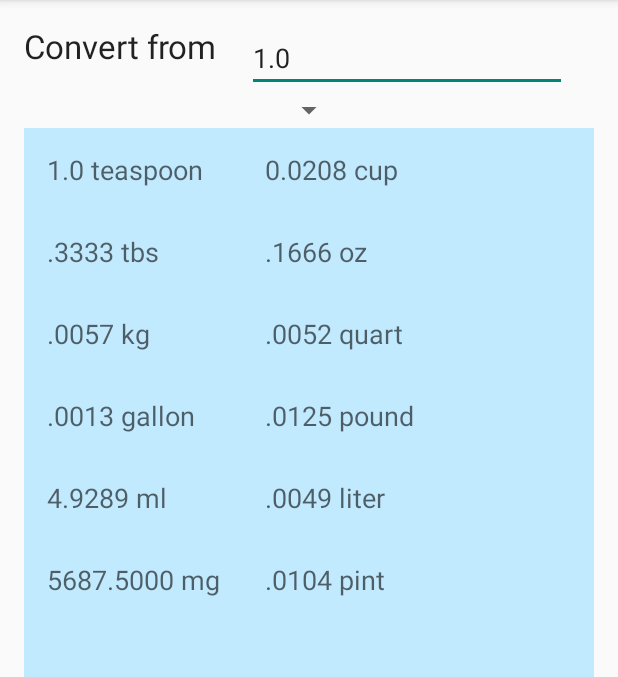
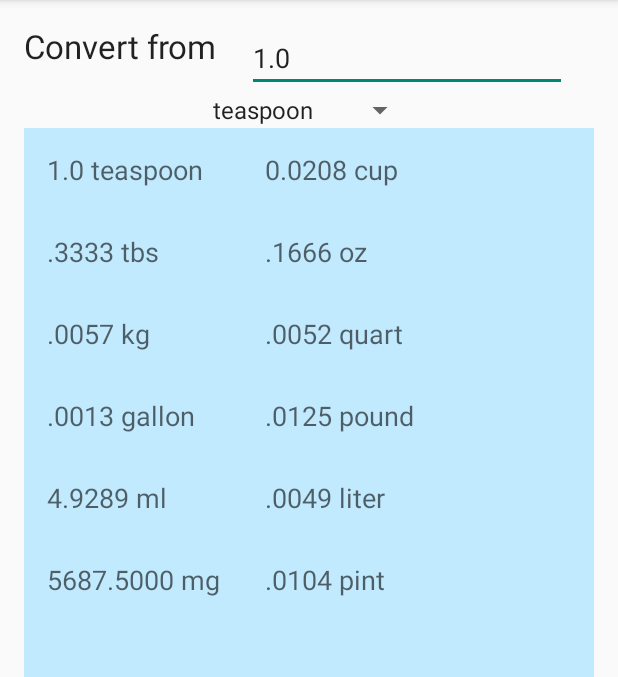
Before and after one commit to theFrantic/Android-Learning, an Android app: the screen it shows after launch (MainActivity), on a phone screen of 412 x 824 dp, the part 84-761 px from its top. Run offline under Robolectric (Android 15) with nearby library versions, the phone set to English and light mode, and no system bars; 1 statement that could not run was skipped.

Commit message:
Conversion: End of first part of the tutorial

```diff
--- a/src/Conversion/app/src/main/java/app/conversion/whilchy/com/conversion/MainActivity.java
+++ b/src/Conversion/app/src/main/java/app/conversion/whilchy/com/conversion/MainActivity.java
@@ -4,14 +4,80 @@ import android.support.v7.app.ActionBarActivity;
 import android.os.Bundle;
 import android.view.Menu;
 import android.view.MenuItem;
+import android.view.View;
+import android.widget.AdapterView;
+import android.widget.ArrayAdapter;
+import android.widget.EditText;
+import android.widget.Spinner;
+import android.widget.TextView;
 
 
 public class MainActivity extends ActionBarActivity {
+
+    private Spinner unitTypeSpinner;
+    private EditText amountTextView;
+    TextView teaspoonTextView, tablespoonTextView, cupTextView, ounceTextView,
+            pintTextView, quartTextView, gallonTextView, poundTextView,
+            milliliterTextView, literTextView, milligramTextView, kilogramTextView;
 
     @Override
     protected void onCreate(Bundle savedInstanceState) {
         super.onCreate(savedInstanceState);
         setContentView(R.layout.activity_main);
+
+        addItemsToUnitTypeSpinner();
+        addListenerToUnitTypeSpinner();
+
+        amountTextView = (EditText) findViewById(R.id.amount_text_view);
+
+        initializeTextViews();
+    }
+
+    /**
+     * Initializes all the text views
+     */
+    public void initializeTextViews(){
+        teaspoonTextView = (TextView) findViewById(R.id.tsp_text_view);
+        tablespoonTextView = (TextView) findViewById(R.id.tbs_text_view);
+        cupTextView = (TextView) findViewById(R.id.cup_text_view);
+        ounceTextView = (TextView) findViewById(R.id.oz_text_view);
+        pintTextView = (TextView) findViewById(R.id.pint_text_view);
+        quartTextView = (TextView) findViewById(R.id.quart_text_view);
+        gallonTextView = (TextView) findViewById(R.id.gallon_text_view);
+        poundTextView = (TextView) findViewById(R.id.pound_text_view);
+        milliliterTextView = (TextView) findViewById(R.id.ml_text_view);
+        literTextView = (TextView) findViewById(R.id.liter_text_view);
+        milligramTextView = (TextView) findViewById(R.id.mg_text_view);
+        kilogramTextView = (TextView) findViewById(R.id.kg_text_view);
+    }
+
+    public void addItemsToUnitTypeSpinner(){
+        unitTypeSpinner = (Spinner) findViewById(R.id.unit_type_spinner);
+
+        ArrayAdapter<CharSequence> unitTypeSpinnerAdapter = ArrayAdapter.createFromResource(this,
+                R.array.conversion_types,
+                android.R.layout.simple_spinner_item);
+        unitTypeSpinnerAdapter.setDropDownViewResource(android.R.layout.simple_spinner_dropdown_item);
+
+        unitTypeSpinner.setAdapter(unitTypeSpinnerAdapter);
+    }
+
+    public void addListenerToUnitTypeSpinner(){
+        unitTypeSpinner = (Spinner) findViewById(R.id.unit_type_spinner);
+
+        unitTypeSpinner.setOnItemSelectedListener(new AdapterView.OnItemSelectedListener() {
+            @Override
+            public void onItemSelected(AdapterView<?> parent, View view, int position, long id) {
+                String itemSelectedInSpinner = parent.getItemAtPosition(position).toString();
+
+                checkIfConvertingFromTsp(itemSelectedInSpinner);
+            }
+
+            @Override
+            public void onNothingSelected(AdapterView<?> parent) {
+                // TODO: Maybe something later
+            }
+        });
     }
 
 
--- /dev/null
+++ b/src/Conversion/app/src/main/res/values/conversion_types.xml
@@ -0,0 +1,17 @@
+<?xml version="1.0" encoding="utf-8"?>
+<resources>
+    <string-array name="conversion_types">
+        <item>teaspoon</item>
+        <item>tablespoon</item>
+        <item>cup</item>
+        <item>ounce</item>
+        <item>pint</item>
+        <item>quart</item>
+        <item>gallon</item>
+        <item>pound</item>
+        <item>milliliter</item>
+        <item>liter</item>
+        <item>milligram</item>
+        <item>kilogram</item>
+    </string-array>
+</resources>
```
